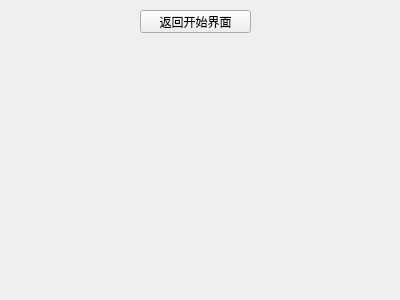
Above: game/WINDOW/gamewindow.ui from 2018YX-game/repo before the change. Below: the same form after it.
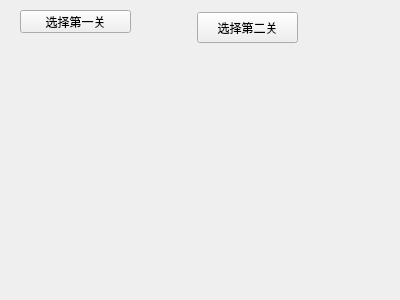
That is the form after the change.

Commit message: window层变更

Patch:
```diff
--- a/game/WINDOW/gamewindow.ui
+++ b/game/WINDOW/gamewindow.ui
@@ -16,14 +16,27 @@
   <widget class="QPushButton" name="returntostartButton">
    <property name="geometry">
     <rect>
-     <x>140</x>
+     <x>20</x>
      <y>10</y>
      <width>111</width>
      <height>23</height>
     </rect>
    </property>
    <property name="text">
-    <string>返回开始界面</string>
+    <string>选择第一关</string>
+   </property>
+  </widget>
+  <widget class="QPushButton" name="secondButton">
+   <property name="geometry">
+    <rect>
+     <x>197</x>
+     <y>12</y>
+     <width>101</width>
+     <height>31</height>
+    </rect>
+   </property>
+   <property name="text">
+    <string>选择第二关</string>
    </property>
   </widget>
  </widget>
```
Left out of the diff: 2 changed lines with no effect on the pictures. The commit also changes 2 other files.
